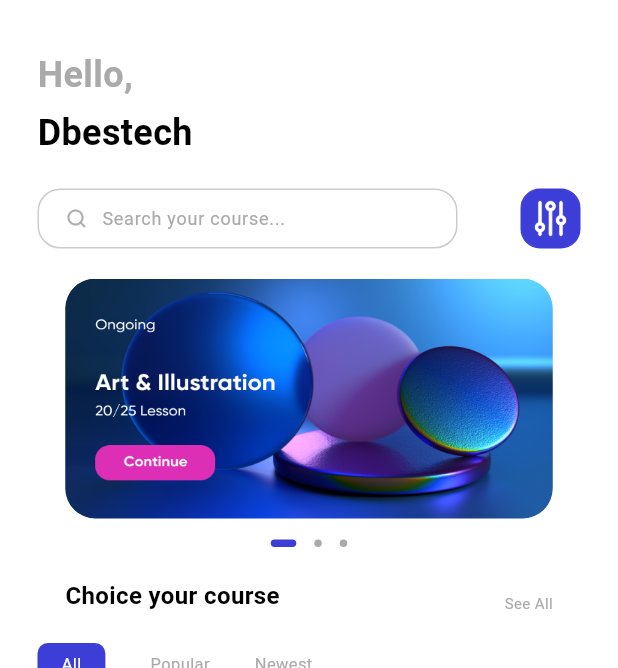
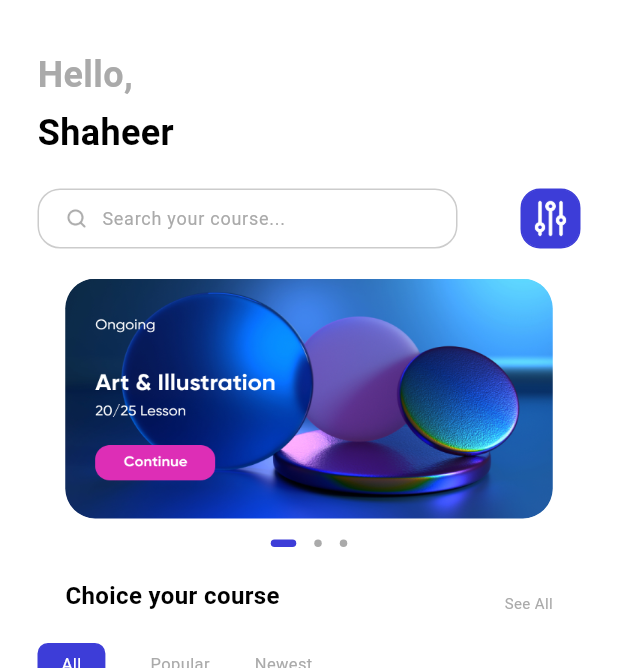
Before and after one commit to MShaheer2002/ShopAppBloc, a Flutter app: the ApplicationPage screen opened by its route, on a phone screen of 412 x 824 dp, the part 65-733 px from its top. Run offline on Flutter 3.47's test engine with Material 3 defaults, Android fonts, the phone set to English and light mode, and no system bars; drawn by our look-alikes of dots_indicator; our stand-ins replace bloc, cloud_firestore, firebase_auth, firebase_core, flutter_bloc, shared_preferences; accounts and stored records are empty; Roboto replaces fonts that are missing (Avenir).

Commit message:
create profile

```diff
--- a/lib/Screens/Regsitration_view/registration_screen.dart
+++ b/lib/Screens/Regsitration_view/registration_screen.dart
@@ -1,6 +1,5 @@
 import 'package:flutter/material.dart';
 import 'package:flutter_bloc/flutter_bloc.dart';
-import 'package:udemy_bloc_app/Screens/Regsitration_view/Bloc/registration_bloc.dart';
 import 'package:udemy_bloc_app/Screens/Regsitration_view/Bloc/registration_bloc.dart';
 import 'package:udemy_bloc_app/Screens/Regsitration_view/registration_controller.dart';
 
--- a/lib/Screens/Welcome_view/widgets/widget.dart
+++ b/lib/Screens/Welcome_view/widgets/widget.dart
@@ -1,6 +1,5 @@
 import 'package:flutter/material.dart';
-import 'package:shared_preferences/shared_preferences.dart';
-import 'package:udemy_bloc_app/common/services/storage_service/storage.dart';
+
 import 'package:udemy_bloc_app/common/values/constant.dart';
 
 import '../../../global.dart';
--- a/lib/Screens/application/application_page.dart
+++ b/lib/Screens/application/application_page.dart
@@ -13,7 +13,7 @@ class ApplicationPage extends StatefulWidget {
 }
 
 class _ApplicationPageState extends State<ApplicationPage> {
-  int _index = 0;
+
 
   @override
   Widget build(BuildContext context) {
--- a/lib/Screens/application/application_widgets.dart
+++ b/lib/Screens/application/application_widgets.dart
@@ -1,5 +1,7 @@
 import 'package:flutter/cupertino.dart';
 import 'package:udemy_bloc_app/Screens/home_view/home_view.dart';
+import 'package:udemy_bloc_app/Screens/profile_view/profile_view.dart';
+import 'package:udemy_bloc_app/Screens/setting_view/settings_view.dart';
 
 Widget buildPage(int index){
   List<Widget> _widget = [
@@ -7,7 +9,8 @@ Widget buildPage(int index){
     Center(child: Text("Search"),),
     Center(child: Text("Course"),),
     Center(child: Text("Chat"),),
-    Center(child: Text("Profile"),),
+    ProfileView(),
+
   ];
   return _widget[index];
 
--- a/lib/Screens/home_view/home_page_widgets.dart
+++ b/lib/Screens/home_view/home_page_widgets.dart
@@ -198,7 +198,7 @@ Widget _slidersContainer({String path = "assets/icons/Art.png"}) {
   );
 }
 
-Widget menuView(BuildContext context, state) {
+Widget menuView() {
   return Column(
     children: [
       Container(
--- a/lib/Screens/home_view/home_view.dart
+++ b/lib/Screens/home_view/home_view.dart
@@ -17,31 +17,30 @@ class _HomeViewState extends State<HomeView> {
     return Scaffold(
       backgroundColor: Colors.white,
       appBar: buildAppBar(),
-      body: BlocBuilder<HomePageBloc, HomePageState>(
-        builder: (context, state) {
-          return CustomScrollView(
+      body: CustomScrollView(
         slivers: [
+          // hello
           SliverPadding(
               padding: EdgeInsets.symmetric(
                 vertical: 0,
                 horizontal: 25,
               ),
               sliver: SliverToBoxAdapter(
-                      child: homePageText(
-                          "Hello,", color: AppColors.primaryThreeElementText,
-                          top: 20)
-                  )
-              ),
+                  child: homePageText("Hello,",
+                      color: AppColors.primaryThreeElementText, top: 20))),
+
+          // shaheer
           SliverPadding(
               padding: EdgeInsets.symmetric(
                 vertical: 0,
                 horizontal: 25,
               ),
               sliver: SliverToBoxAdapter(
-                    child: homePageText(
-                        "Dbestech", color: AppColors.primaryText, top: 5),
-                  )
-              ),
+                child: homePageText("Shaheer",
+                    color: AppColors.primaryText, top: 5),
+              )),
+
+          // search bar
           SliverPadding(
               padding: EdgeInsets.symmetric(
                 vertical: 0,
@@ -49,28 +48,32 @@ class _HomeViewState extends State<HomeView> {
               ),
               sliver: SliverToBoxAdapter(
                 child: searchView(),
-                  )
-              ),
+              )),
 
-              SliverPadding(
+          // slider
+          BlocBuilder<HomePageBloc, HomePageState>(
+            buildWhen: (previous, current) => previous.index != current.index,
+            builder: (context, state) {
+              return SliverPadding(
                   padding: EdgeInsets.symmetric(
                     vertical: 0,
                     horizontal: 25,
                   ),
                   sliver: SliverToBoxAdapter(
                     child: sliderView(context, state),
-                  )
+                  ));
+            },
           ),
+
+          // menu text and tags
           SliverPadding(
               padding: EdgeInsets.symmetric(
                 vertical: 0,
                 horizontal: 25,
               ),
-                  sliver: SliverToBoxAdapter(
-                      child: menuView(context, state)
-                  )
-              ),
+              sliver: SliverToBoxAdapter(child: menuView())),
 
+          // grid view
           SliverPadding(
               padding: EdgeInsets.symmetric(
                 vertical: 18,
@@ -89,10 +92,7 @@ class _HomeViewState extends State<HomeView> {
                     },
                     childCount: 6,
                   ))),
-
         ],
-          );
-        },
       ),
     );
   }
--- /dev/null
+++ b/lib/Screens/setting_view/Bloc/settings_bloc.dart
@@ -0,0 +1,15 @@
+import 'package:bloc/bloc.dart';
+
+part 'settings_event.dart';
+part 'settings_state.dart';
+
+class SettingsBloc extends Bloc<SettingsEvent, SettingsState> {
+  SettingsBloc() : super(SettingsState()){
+   on<TriggerSettingScreen>(_triggerEvent);
+  }
+
+
+  void _triggerEvent(TriggerSettingScreen event, Emitter<SettingsState> emit){
+    emit(SettingsState(index: event.index));
+  }
+}
--- a/lib/common/routes/names.dart
+++ b/lib/common/routes/names.dart
@@ -4,4 +4,5 @@ class AppRoutes {
   static const REGISTRATION = "/register";
   static const APPLICATION = "/application";
   static const HOME = "/home";
+  static const SETTINGS = "/settings";
 }
--- a/lib/common/routes/pages.dart
+++ b/lib/common/routes/pages.dart
@@ -8,6 +8,8 @@ import 'package:udemy_bloc_app/Screens/Welcome_view/Bloc/welcome_bloc.dart';
 import 'package:udemy_bloc_app/Screens/Welcome_view/welcome_view.dart';
 import 'package:udemy_bloc_app/Screens/application/application_page.dart';
 import 'package:udemy_bloc_app/Screens/home_view/home_view.dart';
+import 'package:udemy_bloc_app/Screens/setting_view/Bloc/settings_bloc.dart';
+import 'package:udemy_bloc_app/Screens/setting_view/settings_view.dart';
 import 'package:udemy_bloc_app/common/routes/names.dart';
 
 import '../../Screens/application/Bloc/application_bloc.dart';
@@ -47,6 +49,11 @@ class AppPages {
           page:HomeView(),
           bloc:BlocProvider(create: (_) => HomePageBloc())
       ),
+      PageEntity(
+          route:AppRoutes.SETTINGS,
+          page:const SettingsView(),
+          bloc:BlocProvider(create: (_) => SettingsBloc())
+      ),
     ];
   }
 
--- a/lib/common/services/storage_service/storage.dart
+++ b/lib/common/services/storage_service/storage.dart
@@ -29,5 +29,9 @@ class StorageService{
     return _preferences.getBool(Constant.LOGED_IN) ?? false;
   }
 
+  Future<bool> remove(String key) async {
+    return await _preferences.remove(key);
+  }
+
 
 }
```
Also changed, not shown: lib/Screens/profile_view/profile_view.dart (added, +36 -0 lines), lib/Screens/profile_view/widgets/profile_widgets.dart (added, +100 -0 lines), lib/Screens/setting_view/Bloc/settings_event.dart (added, +12 -0 lines), lib/Screens/setting_view/Bloc/settings_state.dart (added, +11 -0 lines), lib/Screens/setting_view/setting_widgets.dart (added, +35 -0 lines), lib/Screens/setting_view/settings_view.dart (added, +46 -0 lines), lib/bloc_providers.dart (deleted, +0 -13 lines), lib/common/widgets/base_text_widget.dart (added, +38 -0 lines). Lines whose indentation alone changed are shown as unchanged.
